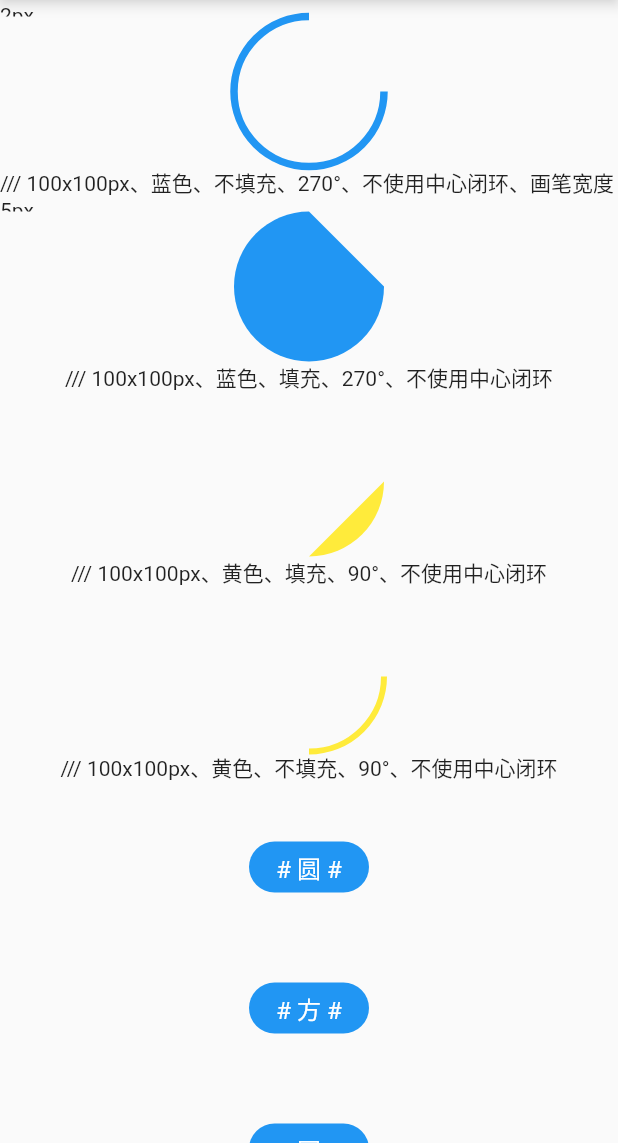
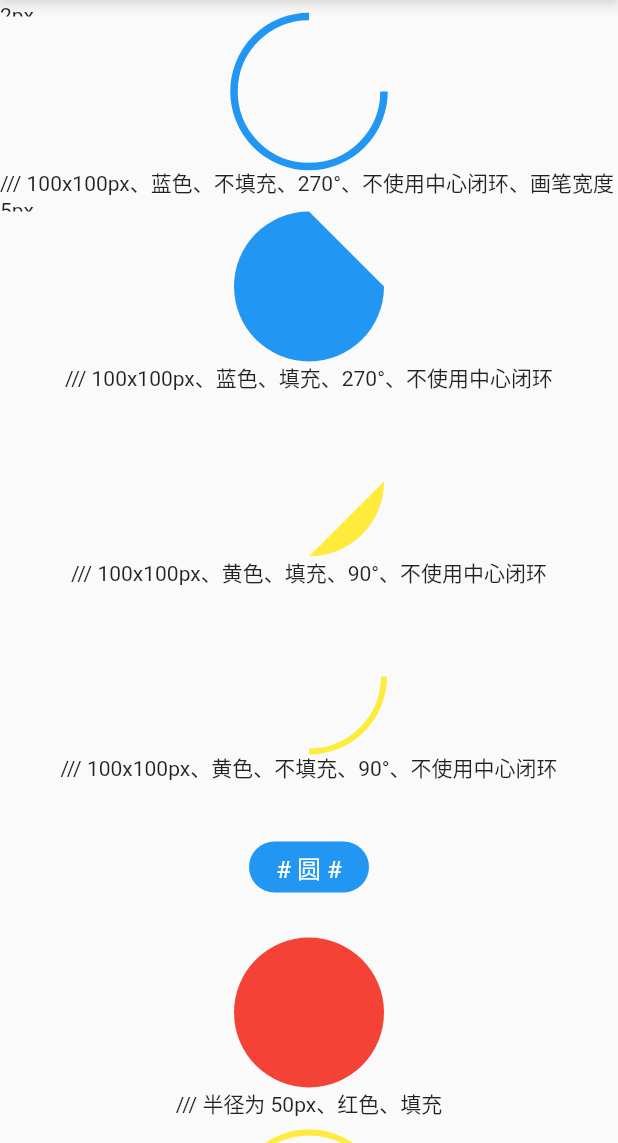
Before and after one commit to BytesZero/flutter_canvas, a Flutter app: the CanvasDrawAllPage screen opened by its route, scrolled down 576 dp, on a phone screen of 412 x 824 dp, the part 93-1236 px from its top. Run offline on Flutter 3.47's test engine with Material 2 defaults, Android fonts, the phone set to English and light mode, and no system bars.

Commit message:
1、添加绘制圆形

```diff
--- a/lib/base/005_canvas_draw_all.dart
+++ b/lib/base/005_canvas_draw_all.dart
@@ -1,6 +1,7 @@
 import 'package:flutter/material.dart';
 import 'package:flutter_canvas/draw/001_draw_line.dart';
 import 'package:flutter_canvas/draw/002_draw_arc.dart';
+import 'package:flutter_canvas/draw/003_draw_circle.dart';
 
 class CanvasDrawAll extends StatelessWidget {
   @override
@@ -141,6 +142,41 @@ class _CanvasDrawAllPageState extends State<CanvasDrawAllPage> {
                 child: Text('/// 100x100px、黄色、不填充、90°、不使用中心闭环'),
               ),
               TitleTips(title: '圆'),
+              DrawCircle(
+                height: 100,
+                width: 100,
+                color: Colors.red,
+                radius: 50,
+                isFill: true,
+              ),
+              SizedBox(
+                height: 30,
+                child: Text('/// 半径为 50px、红色、填充'),
+              ),
+              DrawCircle(
+                height: 100,
+                width: 100,
+                color: Colors.yellow,
+                radius: 50,
+                isFill: false,
+                strokeWidth: 4,
+              ),
+              SizedBox(
+                height: 30,
+                child: Text('/// 半径为 50px、红色、不填充、画笔宽度 5px'),
+              ),
+              DrawCircle(
+                height: 200,
+                width: 200,
+                color: Colors.blue,
+                radius: 80,
+                isFill: false,
+                strokeWidth: 8,
+              ),
+              SizedBox(
+                height: 30,
+                child: Text('/// 半径为 80px、红色、不填充、画笔宽度 8px'),
+              ),
               TitleTips(title: '方'),
               TitleTips(title: '图'),
             ],
--- /dev/null
+++ b/lib/draw/003_draw_circle.dart
@@ -0,0 +1,89 @@
+import 'package:flutter/material.dart';
+
+///绘制圆形 Widget
+class DrawCircle extends StatefulWidget {
+  final double height;
+  final double width;
+
+  ///半径
+  final double radius;
+
+  ///颜色
+  final Color color;
+
+  ///样式是否填充
+  final bool isFill;
+
+  ///画笔宽度
+  final double strokeWidth;
+
+  DrawCircle(
+      {this.height = 0,
+      this.width = 0,
+      @required this.radius,
+      @required this.color,
+      this.isFill = true,
+      this.strokeWidth = 0.0});
+
+  @override
+  State<StatefulWidget> createState() => new _DrawCircleState();
+}
+
+class _DrawCircleState extends State<DrawCircle> {
+  @override
+  Widget build(BuildContext context) {
+    return CustomPaint(
+      size: Size(widget.width, widget.height),
+      painter: CirclePainter(
+        radius: widget.radius,
+        color: widget.color,
+        isFill: widget.isFill,
+        strokeWidth: widget.strokeWidth,
+      ),
+    );
+  }
+}
+
+///圆形画家
+class CirclePainter extends CustomPainter {
+  ///半径
+  double radius;
+
+  ///颜色
+  Color color;
+
+  ///样式是否填充
+  bool isFill;
+
+  ///画笔宽度
+  double strokeWidth;
+
+  CirclePainter({
+    @required this.radius,
+    @required this.color,
+    this.isFill,
+    this.strokeWidth,
+  });
+
+  @override
+  void paint(Canvas canvas, Size size) {
+    ///创建画笔🖌
+    var paint = Paint()
+      //开启抗锯齿
+      ..isAntiAlias = true
+      //设置样式
+      ..style = isFill ? PaintingStyle.fill : PaintingStyle.stroke
+      //设置画笔宽度
+      ..strokeWidth = strokeWidth
+      //设置颜色
+      ..color = color;
+
+    ///绘制圆形
+    canvas.drawCircle(Offset(size.width / 2, size.height / 2), radius, paint);
+  }
+
+  @override
+  bool shouldRepaint(CustomPainter oldDelegate) {
+    return true;
+  }
+}
```
Also changed, not shown: 1 other file.
